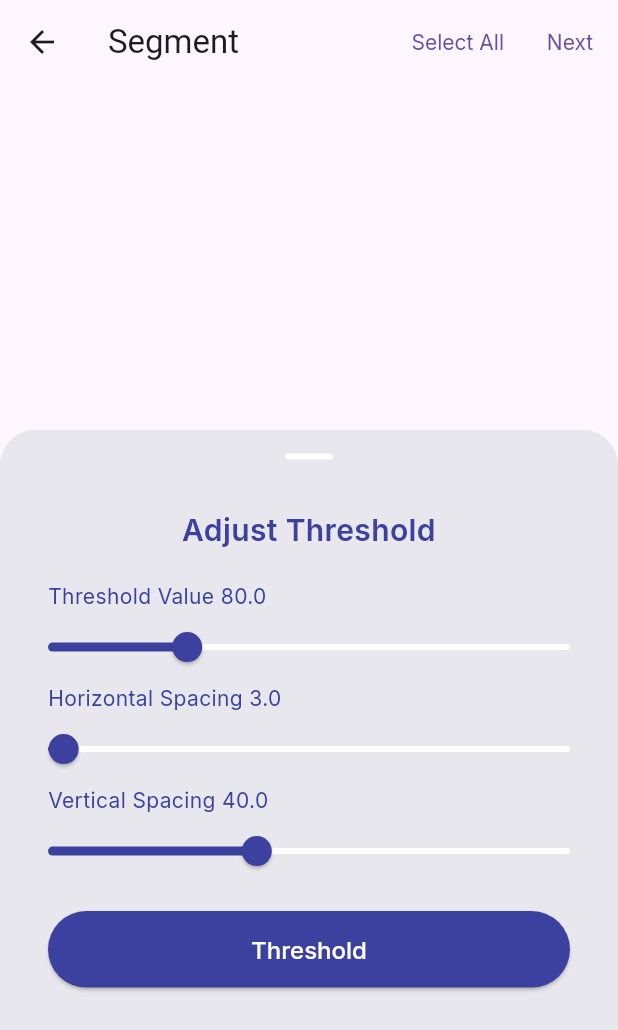
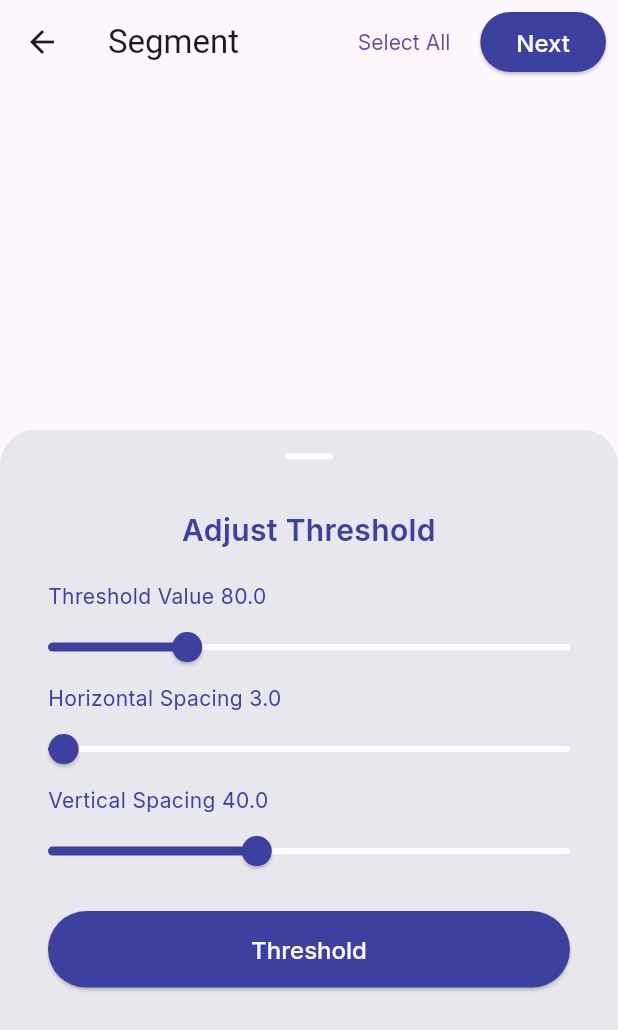
Before and after one commit to sabeeralikp/htr_application, a Flutter app: the Segment screen opened directly with empty values, after a tap on "Next", on a phone screen of 412 x 824 dp. Shown: the top 1030 px of the screen. Run offline on Flutter 3.47's test engine with Material 2 defaults, Android fonts, the phone set to English and light mode, and no system bars; our stand-ins replace dio, file_picker, flutter_svg, google_fonts, pdf, timeago; missing offline and left inert: flutter_quill.

Commit message:
Ui debug

```diff
--- a/lib/screens/segment/views/view.dart
+++ b/lib/screens/segment/views/view.dart
@@ -50,7 +50,12 @@ class _SegmentState extends State<Segment> {
   void navigateToResult(extractedText) {
     if (_selectedCordinates.isNotEmpty) {
       Navigator.of(context)
-          .pushNamed(RouteProvider.result, arguments: extractedText);
+          .pushNamed(RouteProvider.result, arguments: extractedText)
+          .then((value) => {
+                setState(() {
+                  isLoading = false;
+                })
+              });
     }
   }
 
@@ -110,6 +115,8 @@ class _SegmentState extends State<Segment> {
     super.initState();
     if (widget.args!.segment == "auto") {
       _getAutoSegmentationCordinates(widget.args!.id);
+    } else if (widget.args!.segment == "manual") {
+      _getCordinates(widget.args!.id);
     }
   }
 
@@ -132,20 +139,28 @@ class _SegmentState extends State<Segment> {
                 });
               },
               child: const Text("Select All")),
-          TextButton(
+          const SizedBox(
+            width: 8,
+          ),
+          Padding(
+            padding: const EdgeInsets.only(right: 8),
+            child: ElevatedButton(
                 onPressed: () async {
-                log("Next Button");
                   if (_selectedCordinates.isNotEmpty) {
                     setState(() {
                       isLoading = true;
                     });
                     List<dynamic> extractedText =
-                      await _getExtractedText(widget.args!.id) as List<dynamic>;
-                  log(extractedText.toString());
+                        await _getExtractedText(widget.args!.id)
+                            as List<dynamic>;
                     navigateToResult(extractedText);
                   }
                 },
-              child: const Text('Next'))
+                child: const Padding(
+                  padding: EdgeInsets.symmetric(vertical: 8),
+                  child: Text('Next'),
+                )),
+          )
         ],
       ),
       body: isLoading
--- a/pubspec.yaml
+++ b/pubspec.yaml
@@ -32,6 +32,7 @@ flutter:
   assets:
     - assets/background/file_upload.svg
     - assets/icons/cloud_upload.svg
+    - assets/icons/pdf.svg
     - assets/font/mandharam/mandharam_regular.ttf
     - assets/font/mandharam/mandharam_bold.ttf
     - assets/font/mandharam/mandharam_italic.ttf
```
Also changed, not shown: lib/config/assets/assets.dart (+9 -8 lines), lib/screens/home/views/views.dart (+20 -6 lines), assets/icons/pdf.svg (added). Lines whose indentation alone changed are shown as unchanged.
